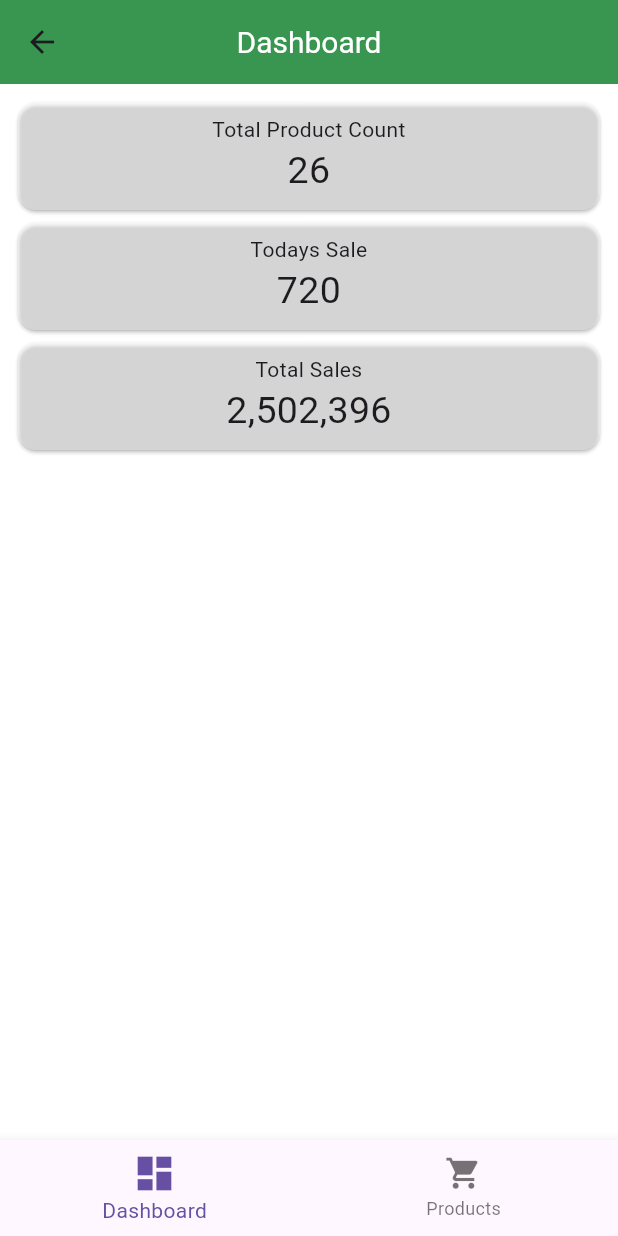
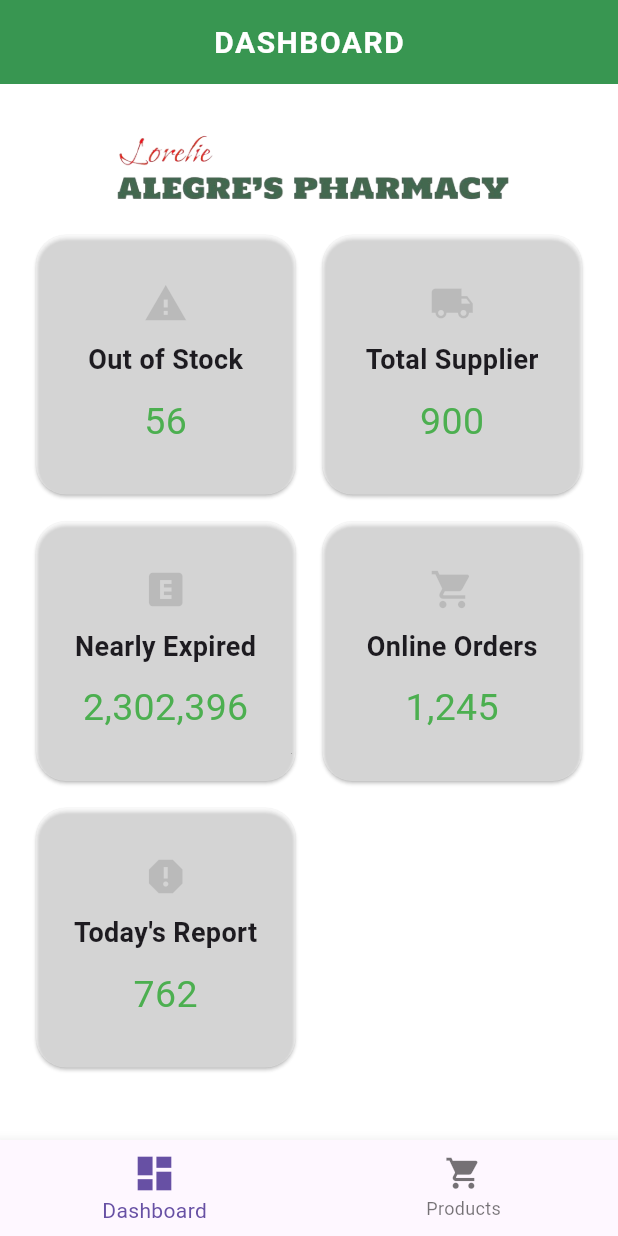
Before and after one commit to nameoftheuser1/medmart, a Flutter app: the HomeScreen screen opened directly, on a phone screen of 412 x 824 dp. Run offline on Flutter 3.47's test engine with Material 3 defaults, Android fonts, the light colour scheme and no system bars.

Commit message:
improved login , register , dashboard

```diff
--- a/lib/main.dart
+++ b/lib/main.dart
@@ -1,6 +1,5 @@
 import 'package:flutter/material.dart';
 import 'package:medmart/screens/dashboard_screen.dart';
-import 'package:medmart/screens/login.dart';
 import 'package:medmart/screens/product_screen.dart';
 
 void main() {
@@ -21,18 +20,15 @@ class MyApp extends StatelessWidget {
             titleTextStyle: TextStyle(color: Colors.white, fontSize: 20)),
         scaffoldBackgroundColor: Colors.white70,
         bottomNavigationBarTheme: const BottomNavigationBarThemeData(
-          // backgroundColor: Colors.blueGrey,
-          // selectedItemColor: Colors.white,
-          // unselectedItemColor: Colors.grey,
           selectedIconTheme: IconThemeData(size: 30),
           unselectedIconTheme: IconThemeData(size: 25),
           showSelectedLabels: true,
           showUnselectedLabels: true,
         ),
-        cardTheme: CardTheme(color: Colors.white38,)
+        cardTheme: const CardTheme(color: Colors.white38),
       ),
       debugShowCheckedModeBanner: false,
-      home: const Login(),
+      home: const HomeScreen(),
     );
   }
 }
@@ -47,7 +43,6 @@ class HomeScreen extends StatefulWidget {
 class _HomeScreenState extends State<HomeScreen> {
   int _selectedIndex = 0;
 
-  // Remove the const keyword
   final List<Widget> _widgetOptions = [
     DashboardScreen(),
     ProductScreen(),
@@ -73,14 +68,6 @@ class _HomeScreenState extends State<HomeScreen> {
             icon: Icon(Icons.shopping_cart),
             label: 'Products',
           ),
-          // BottomNavigationBarItem(
-          //     icon: Icon(Icons.inventory),
-          //     label: 'Inventory',
-          // ),
-          // BottomNavigationBarItem(
-          //     icon: Icon(Icons.person),
-          //     label: 'Profile',
-          // )
         ],
         currentIndex: _selectedIndex,
         onTap: _onItemTapped,
--- a/lib/screens/dashboard_screen.dart
+++ b/lib/screens/dashboard_screen.dart
@@ -9,9 +9,11 @@ class DashboardScreen extends StatefulWidget {
 }
 
 class _DashboardScreenState extends State<DashboardScreen> {
-  int TotalSales = 2502396;
-  double TodaysSales = 720.00;
-  int TotalProduct = 26;
+  int outOfStock = 56;
+  double totalSupplier = 900.00;
+  int nearlyExpired = 2302396;
+  int onlineOrders = 1245;
+  int todaysReport = 762;
 
   final numberFormat = NumberFormat.decimalPattern();
 
@@ -19,62 +21,63 @@ class _DashboardScreenState extends State<DashboardScreen> {
   Widget build(BuildContext context) {
     return Scaffold(
       appBar: AppBar(
-        title: const Text("Dashboard"),
+        title: const Text(
+          "DASHBOARD",
+          style: TextStyle(
+            letterSpacing: 1.0,
+            fontWeight: FontWeight.bold,
+          ),
+        ),
       ),
       body: Padding(
-        padding: const EdgeInsets.all(8.0),
+        padding: const EdgeInsets.all(20.0),
         child: Column(
           children: [
-            Card(
-              child: Padding(
-                padding: const EdgeInsets.all(8.0),
-                child: Column(
-                  crossAxisAlignment: CrossAxisAlignment.stretch,
-                  children: [
-                    const Text("Total Product Count",
-                    textAlign: TextAlign.center,),
-                    Text(numberFormat.format(TotalProduct),
-                      textAlign: TextAlign.center,
-                      style: const TextStyle(fontSize: 25),
-                    ),
-                  ],
-                ),
+            SizedBox(height: .0,),
+            Center(
+              child: Image.asset(
+                'assets/removebg.png',
+                width: 300,
               ),
             ),
-            Card(
-              child: Padding(
-                padding: const EdgeInsets.all(8.0),
-                child: Column(
-                  crossAxisAlignment: CrossAxisAlignment.stretch,
-                  children: [
-                    const Text("Todays Sale",
-                      textAlign: TextAlign.center,
-                    ),
-                    Text(numberFormat.format(TodaysSales),
-                      textAlign: TextAlign.center,
-                      style: const TextStyle(fontSize: 25),
-                    ),
-                  ],
-                ),
-              ),
-            ),
-            Card(
-              child: Padding(
-                padding: const EdgeInsets.all(8.0),
-                child: Column(
-                  crossAxisAlignment: CrossAxisAlignment.stretch,
-                  children: [
-                    const Text(
-                      "Total Sales",
-                      textAlign: TextAlign.center,
-                    ),
-                    Text(
-                      numberFormat.format(TotalSales),
-                      textAlign: TextAlign.center,
-                      style: const TextStyle(fontSize: 25),
-                    ),
-                  ],
-                ),
+            const SizedBox(height: 4),
+            Expanded(
+              child: GridView.count(
+                crossAxisCount: 2,
+                crossAxisSpacing: 10,
+                mainAxisSpacing: 10,
+                children: [
+                  _buildDashboardCard(
+                    title: "Out of Stock",
+                    value: numberFormat.format(outOfStock),
+                    icon: Icons.warning,
+                    color: Colors.green,
+                  ),
+                  _buildDashboardCard(
+                    title: "Total Supplier",
+                    value: numberFormat.format(totalSupplier),
+                    icon: Icons.local_shipping,
+                    color: Colors.green,
+                  ),
+                  _buildDashboardCard(
+                    title: "Nearly Expired",
+                    value: numberFormat.format(nearlyExpired),
+                    icon: Icons.explicit,
+                    color: Colors.green,
+                  ),
+                  _buildDashboardCard(
+                    title: "Online Orders",
+                    value: numberFormat.format(onlineOrders),
+                    icon: Icons.shopping_cart,
+                    color: Colors.green,
+                  ),
+                  _buildDashboardCard(
+                    title: "Today's Report",
+                    value: numberFormat.format(todaysReport),
+                    icon: Icons.report,
+                    color: Colors.green,
+                  ),
+                ],
               ),
             ),
           ],
@@ -82,4 +85,38 @@ class _DashboardScreenState extends State<DashboardScreen> {
       ),
     );
   }
+
+  Widget _buildDashboardCard({
+    required String title,
+    required String value,
+    required IconData icon,
+    required Color color,
+  }) {
+    return Card(
+      shape: RoundedRectangleBorder(
+        borderRadius: BorderRadius.circular(20.0),
+      ),
+      child: Padding(
+        padding: const EdgeInsets.all(16.0),
+        child: Column(
+          mainAxisAlignment: MainAxisAlignment.center,
+          children: [
+            Icon(icon, size: 30, color: Colors.black12),
+            const SizedBox(height: 10),
+            Text(
+              title,
+              textAlign: TextAlign.center,
+              style: const TextStyle(fontSize: 18, fontWeight: FontWeight.bold),
+            ),
+            const SizedBox(height: 10),
+            Text(
+              value,
+              textAlign: TextAlign.center,
+              style: TextStyle(fontSize: 25, color: color),
+            ),
+          ],
+        ),
+      ),
+    );
+  }
 }
--- a/lib/screens/login.dart
+++ b/lib/screens/login.dart
@@ -28,9 +28,9 @@ class _LoginState extends State<Login> {
                 width: 360,
               ),
             ),
-            SizedBox(height: 20.0),
+            SizedBox(height: 5.0),
             SizedBox(
-              height: 400.0,
+              height: 35.0,
               child: Card(
                 color: Colors.white,
                 elevation: 5.0,
@@ -105,8 +105,20 @@ class _LoginState extends State<Login> {
                                 ),
                               ),
                             ),
+                            SizedBox(height:4.0),
+                            Row(
+                              mainAxisAlignment: MainAxisAlignment.center,
+                              children: <Widget>[
+                                Text(
+                                  'or',
+                                  style: TextStyle(
+                                      color: Colors.black
+                                  ),
+                                ),
+                              ],
+                            ),
                             SizedBox(
-                              width: 200.0,
+                              width: 201.0,
                               child: ElevatedButton(
                                 style: ButtonStyle(
                                   backgroundColor: MaterialStateProperty.all<Color>(
--- a/lib/screens/register.dart
+++ b/lib/screens/register.dart
@@ -24,8 +24,14 @@ class _RegisterState extends State<Register> {
           child: Column(
             mainAxisAlignment: MainAxisAlignment.center,
             children: [
+              Center(
+                child: Image.asset(
+                  'assets/removebg.png',
+                  width: 360,
+                ),
+              ),
               SizedBox(
-                height: 360.0,
+                height: 350.0,
                 child: Card(
                   color: Colors.white,
                   elevation: 5.0,
```
Lines whose indentation alone changed are shown as unchanged.
